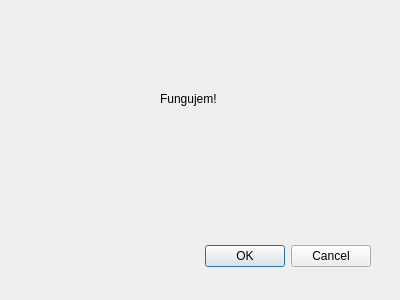
This is Geo_Data_dialog_base.ui in kva0064/czech_slovak_freegeodata as Qt 5 draws it before an edit. The edited form follows.
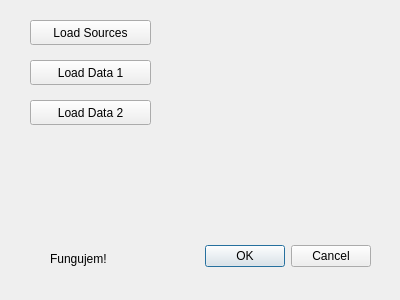
This is the edited form.

Patch:
```diff
--- a/Geo_Data_dialog_base.ui
+++ b/Geo_Data_dialog_base.ui
@@ -32,8 +32,8 @@
   <widget class="QLabel" name="label">
    <property name="geometry">
     <rect>
-     <x>160</x>
-     <y>90</y>
+     <x>50</x>
+     <y>250</y>
      <width>67</width>
      <height>17</height>
     </rect>
@@ -42,6 +42,45 @@
     <string>Fungujem!</string>
    </property>
   </widget>
+  <widget class="QPushButton" name="pushButtonLoadSources">
+   <property name="geometry">
+    <rect>
+     <x>30</x>
+     <y>20</y>
+     <width>121</width>
+     <height>25</height>
+    </rect>
+   </property>
+   <property name="text">
+    <string>Load Sources</string>
+   </property>
+  </widget>
+  <widget class="QPushButton" name="pushButtonLoadData1">
+   <property name="geometry">
+    <rect>
+     <x>30</x>
+     <y>60</y>
+     <width>121</width>
+     <height>25</height>
+    </rect>
+   </property>
+   <property name="text">
+    <string>Load Data 1</string>
+   </property>
+  </widget>
+  <widget class="QPushButton" name="pushButtonLoadData2">
+   <property name="geometry">
+    <rect>
+     <x>30</x>
+     <y>100</y>
+     <width>121</width>
+     <height>25</height>
+    </rect>
+   </property>
+   <property name="text">
+    <string>Load Data 2</string>
+   </property>
+  </widget>
  </widget>
  <resources/>
  <connections>
```
